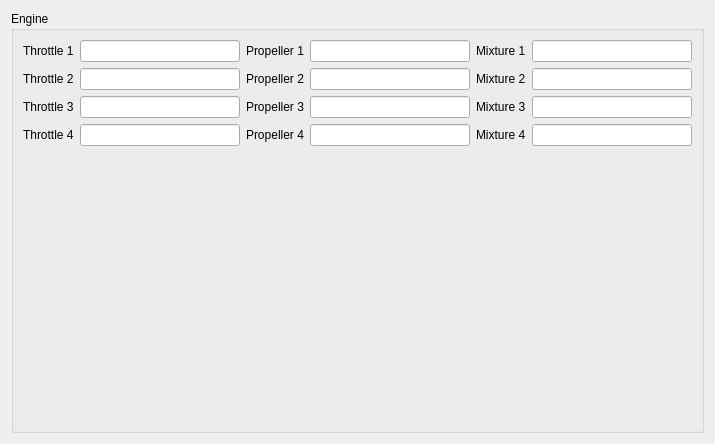
This is src/UserInterface/src/Widgets/EngineWidget.ui in till213/SkyDolly as Qt 5 draws it before an edit. The edited form follows.
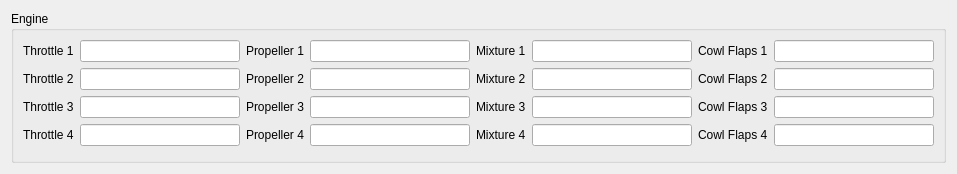
This is the edited form.

Commit message:
Support cowl flaps and rotation acceleration sim vars.
- Update *.simvars format: add "is string" attribute (MSFS SDK 0.12)

```diff
--- a/src/UserInterface/src/Widgets/EngineWidget.ui
+++ b/src/UserInterface/src/Widgets/EngineWidget.ui
@@ -6,17 +6,14 @@
    <rect>
     <x>0</x>
     <y>0</y>
-    <width>705</width>
-    <height>444</height>
+    <width>941</width>
+    <height>174</height>
    </rect>
   </property>
   <property name="windowTitle">
    <string>Form</string>
   </property>
-  <layout class="QGridLayout" name="gridLayout">
-   <property name="sizeConstraint">
-    <enum>QLayout::SetMinimumSize</enum>
-   </property>
+  <layout class="QGridLayout" name="gridLayout_2">
    <item row="0" column="0">
     <widget class="QGroupBox" name="engineGroupBox">
      <property name="minimumSize">
@@ -28,7 +25,7 @@
      <property name="title">
       <string>Engine</string>
      </property>
-     <layout class="QGridLayout" name="gridLayout_2">
+     <layout class="QGridLayout" name="gridLayout">
       <item row="0" column="0">
        <layout class="QFormLayout" name="formLayout">
         <item row="0" column="0">
@@ -281,6 +278,90 @@
         </item>
        </layout>
       </item>
+      <item row="0" column="3">
+       <layout class="QFormLayout" name="formLayout_4">
+        <item row="0" column="0">
+         <widget class="QLabel" name="label_55">
+          <property name="text">
+           <string>Cowl Flaps 1</string>
+          </property>
+         </widget>
+        </item>
+        <item row="0" column="1">
+         <widget class="QLineEdit" name="cowlFlaps1LineEdit">
+          <property name="minimumSize">
+           <size>
+            <width>160</width>
+            <height>0</height>
+           </size>
+          </property>
+          <property name="readOnly">
+           <bool>true</bool>
+          </property>
+         </widget>
+        </item>
+        <item row="1" column="0">
+         <widget class="QLabel" name="label_56">
+          <property name="text">
+           <string>Cowl Flaps 2</string>
+          </property>
+         </widget>
+        </item>
+        <item row="1" column="1">
+         <widget class="QLineEdit" name="cowlFlaps2LineEdit">
+          <property name="minimumSize">
+           <size>
+            <width>160</width>
+            <height>0</height>
+           </size>
+          </property>
+          <property name="readOnly">
+           <bool>true</bool>
+          </property>
+         </widget>
+        </item>
+        <item row="2" column="0">
+         <widget class="QLabel" name="label_57">
+          <property name="text">
+           <string>Cowl Flaps 3</string>
+          </property>
+         </widget>
+        </item>
+        <item row="2" column="1">
+         <widget class="QLineEdit" name="cowlFlaps3LineEdit">
+          <property name="minimumSize">
+           <size>
+            <width>160</width>
+            <height>0</height>
+           </size>
+          </property>
+          <property name="readOnly">
+           <bool>true</bool>
+          </property>
+         </widget>
+        </item>
+        <item row="3" column="0">
+         <widget class="QLabel" name="label_58">
+          <property name="text">
+           <string>Cowl Flaps 4</string>
+          </property>
+         </widget>
+        </item>
+        <item row="3" column="1">
+         <widget class="QLineEdit" name="cowlFlaps4LineEdit">
+          <property name="minimumSize">
+           <size>
+            <width>160</width>
+            <height>0</height>
+           </size>
+          </property>
+          <property name="readOnly">
+           <bool>true</bool>
+          </property>
+         </widget>
+        </item>
+       </layout>
+      </item>
      </layout>
     </widget>
    </item>
```
The commit also changes 21 other files.
